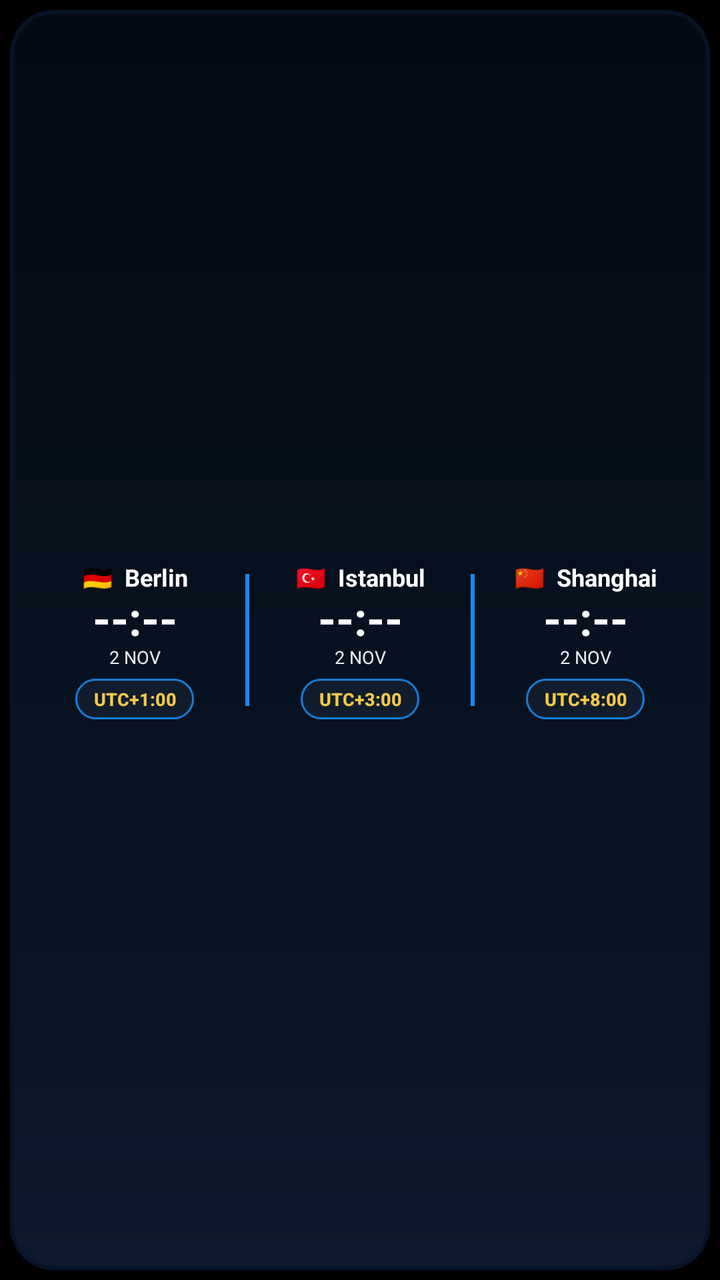
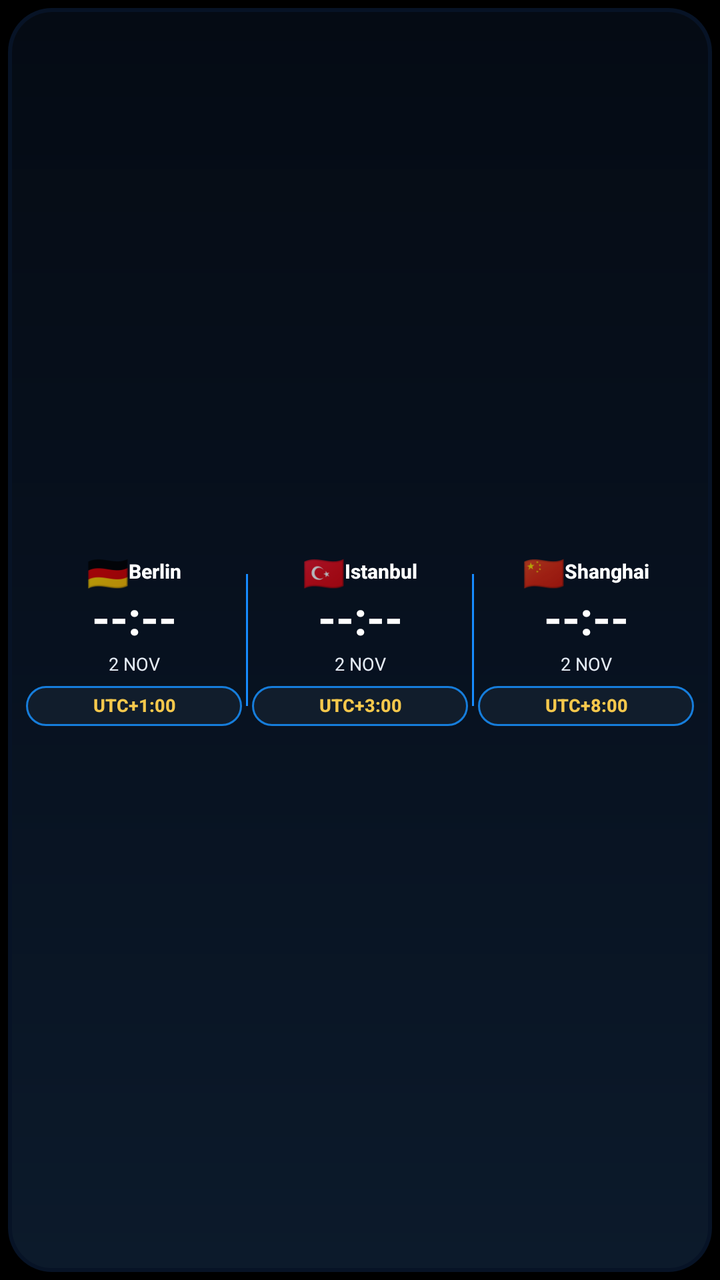

Compare the two renders of this Android layout. The source of the first and the diff that turns it into the second are given below.
<!-- AndroidManifest.xml: application theme android:Theme.Material.NoActionBar -->
<!-- res/layout/world_clock_widget.xml -->
<?xml version="1.0" encoding="utf-8"?>
<FrameLayout xmlns:android="http://schemas.android.com/apk/res/android"
    android:id="@+id/widget_root"
    android:layout_width="match_parent"
    android:layout_height="match_parent"
    android:background="#000000"
    android:padding="5dp">

    <LinearLayout
        android:layout_width="match_parent"
        android:layout_height="match_parent"
        android:orientation="horizontal"
        android:gravity="center"
        android:background="@drawable/widget_bg"
        android:paddingStart="7dp"
        android:paddingEnd="7dp"
        android:paddingTop="7dp"
        android:paddingBottom="7dp">

        <LinearLayout
            android:layout_width="0dp"
            android:layout_height="match_parent"
            android:layout_weight="1"
            android:orientation="vertical"
            android:gravity="center"
            android:paddingStart="2dp"
            android:paddingEnd="2dp">

            <TextView
                android:id="@+id/city_name_1"
                android:layout_width="match_parent"
                android:layout_height="wrap_content"
                android:text="🇩🇪  Berlin"
                android:textColor="#FFFFFF"
                android:textSize="12sp"
                android:textStyle="bold"
                android:fontFamily="sans-serif"
                android:gravity="center"
                android:maxLines="1"
                android:ellipsize="end" />

            <TextView
                android:id="@+id/city_time_1"
                android:layout_width="match_parent"
                android:layout_height="wrap_content"
                android:text="--:--"
                android:textColor="#FFFFFF"
                android:textSize="23sp"
                android:textStyle="bold"
                android:fontFamily="sans-serif"
                android:gravity="center"
                android:includeFontPadding="false" />

            <TextView
                android:id="@+id/city_date_1"
                android:layout_width="match_parent"
                android:layout_height="wrap_content"
                android:text="2 NOV"
                android:textColor="#E5ECF5"
                android:textSize="9sp"
                android:fontFamily="sans-serif"
                android:gravity="center"
                android:includeFontPadding="false" />

            <TextView
                android:id="@+id/city_zone_1"
                android:layout_width="wrap_content"
                android:layout_height="wrap_content"
                android:layout_marginTop="5dp"
                android:background="@drawable/widget_utc_capsule"
                android:paddingStart="9dp"
                android:paddingEnd="9dp"
                android:paddingTop="4dp"
                android:paddingBottom="4dp"
                android:text="UTC+1:00"
                android:textColor="#F5C84C"
                android:textSize="9sp"
                android:textStyle="bold"
                android:fontFamily="sans-serif-medium"
                android:gravity="center"
                android:maxLines="1" />
        </LinearLayout>

        <TextView
            android:layout_width="2dp"
            android:layout_height="66dp"
            android:background="#168CFF"
            android:text="" />

        <LinearLayout
            android:layout_width="0dp"
            android:layout_height="match_parent"
            android:layout_weight="1"
            android:orientation="vertical"
            android:gravity="center"
            android:paddingStart="2dp"
            android:paddingEnd="2dp">

            <TextView
                android:id="@+id/city_name_2"
                android:layout_width="match_parent"
                android:layout_height="wrap_content"
                android:text="🇹🇷  Istanbul"
                android:textColor="#FFFFFF"
                android:textSize="12sp"
                android:textStyle="bold"
                android:fontFamily="sans-serif"
                android:gravity="center"
                android:maxLines="1"
                android:ellipsize="end" />

            <TextView
                android:id="@+id/city_time_2"
                android:layout_width="match_parent"
                android:layout_height="wrap_content"
                android:text="--:--"
                android:textColor="#FFFFFF"
                android:textSize="23sp"
                android:textStyle="bold"
                android:fontFamily="sans-serif"
                android:gravity="center"
                android:includeFontPadding="false" />

            <TextView
                android:id="@+id/city_date_2"
                android:layout_width="match_parent"
                android:layout_height="wrap_content"
                android:text="2 NOV"
                android:textColor="#E5ECF5"
                android:textSize="9sp"
                android:fontFamily="sans-serif"
                android:gravity="center"
                android:includeFontPadding="false" />

            <TextView
                android:id="@+id/city_zone_2"
                android:layout_width="wrap_content"
                android:layout_height="wrap_content"
                android:layout_marginTop="5dp"
                android:background="@drawable/widget_utc_capsule"
                android:paddingStart="9dp"
                android:paddingEnd="9dp"
                android:paddingTop="4dp"
                android:paddingBottom="4dp"
                android:text="UTC+3:00"
                android:textColor="#F5C84C"
                android:textSize="9sp"
                android:textStyle="bold"
                android:fontFamily="sans-serif-medium"
                android:gravity="center"
                android:maxLines="1" />
        </LinearLayout>

        <TextView
            android:layout_width="2dp"
            android:layout_height="66dp"
            android:background="#168CFF"
            android:text="" />

        <LinearLayout
            android:layout_width="0dp"
            android:layout_height="match_parent"
            android:layout_weight="1"
            android:orientation="vertical"
            android:gravity="center"
            android:paddingStart="2dp"
            android:paddingEnd="2dp">

            <TextView
                android:id="@+id/city_name_3"
                android:layout_width="match_parent"
                android:layout_height="wrap_content"
                android:text="🇨🇳  Shanghai"
                android:textColor="#FFFFFF"
                android:textSize="12sp"
                android:textStyle="bold"
                android:fontFamily="sans-serif"
                android:gravity="center"
                android:maxLines="1"
                android:ellipsize="end" />

            <TextView
                android:id="@+id/city_time_3"
                android:layout_width="match_parent"
                android:layout_height="wrap_content"
                android:text="--:--"
                android:textColor="#FFFFFF"
                android:textSize="23sp"
                android:textStyle="bold"
                android:fontFamily="sans-serif"
                android:gravity="center"
                android:includeFontPadding="false" />

            <TextView
                android:id="@+id/city_date_3"
                android:layout_width="match_parent"
                android:layout_height="wrap_content"
                android:text="2 NOV"
                android:textColor="#E5ECF5"
                android:textSize="9sp"
                android:fontFamily="sans-serif"
                android:gravity="center"
                android:includeFontPadding="false" />

            <TextView
                android:id="@+id/city_zone_3"
                android:layout_width="wrap_content"
                android:layout_height="wrap_content"
                android:layout_marginTop="5dp"
                android:background="@drawable/widget_utc_capsule"
                android:paddingStart="9dp"
                android:paddingEnd="9dp"
                android:paddingTop="4dp"
                android:paddingBottom="4dp"
                android:text="UTC+8:00"
                android:textColor="#F5C84C"
                android:textSize="9sp"
                android:textStyle="bold"
                android:fontFamily="sans-serif-medium"
                android:gravity="center"
                android:maxLines="1" />
        </LinearLayout>
    </LinearLayout>
</FrameLayout>
<!-- resources referenced by this layout -->
<resources>
  <!-- drawable widget_bg (drawable) -->
  <?xml version="1.0" encoding="utf-8"?>
  <layer-list xmlns:android="http://schemas.android.com/apk/res/android">
      <item>
          <shape android:shape="rectangle">
              <solid android:color="#071326" />
              <corners android:radius="22dp" />
          </shape>
      </item>
      <item android:left="2dp" android:top="2dp" android:right="2dp" android:bottom="2dp">
          <shape android:shape="rectangle">
              <gradient android:angle="90" android:startColor="#0C1A2B"
                  android:centerColor="#07111F" android:endColor="#050B14" />
              <corners android:radius="20dp" />
          </shape>
      </item>
  </layer-list>
  <!-- drawable widget_utc_capsule (drawable) -->
  <?xml version="1.0" encoding="utf-8"?>
  <shape xmlns:android="http://schemas.android.com/apk/res/android" android:shape="rectangle">
      <solid android:color="#111D2C" />
      <corners android:radius="10dp" />
      <stroke android:width="1dp" android:color="#167DDB" />
  </shape>
</resources>

<!-- the commit's change to res/layout/world_clock_widget.xml (unified diff, before → after) -->
@@ -4,7 +4,7 @@
     android:layout_width="match_parent"
     android:layout_height="match_parent"
     android:background="#000000"
-    android:padding="5dp">
+    android:padding="4dp">
 
     <LinearLayout
         android:layout_width="match_parent"
@@ -14,8 +14,8 @@
         android:background="@drawable/widget_bg"
         android:paddingStart="7dp"
         android:paddingEnd="7dp"
-        android:paddingTop="7dp"
-        android:paddingBottom="7dp">
+        android:paddingTop="5dp"
+        android:paddingBottom="5dp">
 
         <LinearLayout
             android:layout_width="0dp"
@@ -26,66 +26,21 @@
             android:paddingStart="2dp"
             android:paddingEnd="2dp">
 
-            <TextView
-                android:id="@+id/city_name_1"
+            <LinearLayout
                 android:layout_width="match_parent"
-                android:layout_height="wrap_content"
-                android:text="🇩🇪  Berlin"
-                android:textColor="#FFFFFF"
-                android:textSize="12sp"
-                android:textStyle="bold"
-                android:fontFamily="sans-serif"
-                android:gravity="center"
-                android:maxLines="1"
-                android:ellipsize="end" />
+                android:layout_height="18dp"
+                android:orientation="horizontal"
+                android:gravity="center">
+                <TextView android:id="@+id/city_flag_1" android:layout_width="wrap_content" android:layout_height="match_parent" android:gravity="center" android:text="🇩🇪" android:textSize="17sp" android:includeFontPadding="false"/>
+                <TextView android:id="@+id/city_name_1" android:layout_width="wrap_content" android:layout_height="match_parent" android:gravity="center" android:text="Berlin" android:textColor="#FFFFFF" android:textSize="10sp" android:textStyle="bold" android:fontFamily="sans-serif-medium" android:maxLines="1" android:ellipsize="end" android:includeFontPadding="false"/>
+            </LinearLayout>
 
-            <TextView
-                android:id="@+id/city_time_1"
-                android:layout_width="match_parent"
-                android:layout_height="wrap_content"
-                android:text="--:--"
-                android:textColor="#FFFFFF"
-                android:textSize="23sp"
-                android:textStyle="bold"
-                android:fontFamily="sans-serif"
-                android:gravity="center"
-                android:includeFontPadding="false" />
-
-            <TextView
-                android:id="@+id/city_date_1"
-                android:layout_width="match_parent"
-                android:layout_height="wrap_content"
-                android:text="2 NOV"
-                android:textColor="#E5ECF5"
-                android:textSize="9sp"
-                android:fontFamily="sans-serif"
-                android:gravity="center"
-                android:includeFontPadding="false" />
-
-            <TextView
-                android:id="@+id/city_zone_1"
-                android:layout_width="wrap_content"
-                android:layout_height="wrap_content"
-                android:layout_marginTop="5dp"
-                android:background="@drawable/widget_utc_capsule"
-                android:paddingStart="9dp"
-                android:paddingEnd="9dp"
-                android:paddingTop="4dp"
-                android:paddingBottom="4dp"
-                android:text="UTC+1:00"
-                android:textColor="#F5C84C"
-                android:textSize="9sp"
-                android:textStyle="bold"
-                android:fontFamily="sans-serif-medium"
-                android:gravity="center"
-                android:maxLines="1" />
+            <TextView android:id="@+id/city_time_1" android:layout_width="match_parent" android:layout_height="30dp" android:gravity="center" android:text="--:--" android:textColor="#FFFFFF" android:textSize="23sp" android:textStyle="bold" android:fontFamily="sans-serif" android:includeFontPadding="false"/>
+            <TextView android:id="@+id/city_date_1" android:layout_width="match_parent" android:layout_height="15dp" android:gravity="center" android:text="2 NOV" android:textColor="#E5ECF5" android:textSize="9sp" android:fontFamily="sans-serif" android:includeFontPadding="false"/>
+            <TextView android:id="@+id/city_zone_1" android:layout_width="match_parent" android:layout_height="20dp" android:layout_marginTop="3dp" android:background="@drawable/widget_utc_capsule" android:gravity="center" android:text="UTC+1:00" android:textColor="#F5C84C" android:textSize="9sp" android:textStyle="bold" android:fontFamily="sans-serif-medium" android:includeFontPadding="false" android:maxLines="1"/>
         </LinearLayout>
 
-        <TextView
-            android:layout_width="2dp"
-            android:layout_height="66dp"
-            android:background="#168CFF"
-            android:text="" />
+        <View android:layout_width="1dp" android:layout_height="66dp" android:background="#168CFF"/>
 
         <LinearLayout
             android:layout_width="0dp"
@@ -96,66 +51,17 @@
             android:paddingStart="2dp"
             android:paddingEnd="2dp">
 
-            <TextView
-                android:id="@+id/city_name_2"
-                android:layout_width="match_parent"
-                android:layout_height="wrap_content"
-                android:text="🇹🇷  Istanbul"
-                android:textColor="#FFFFFF"
-                android:textSize="12sp"
-                android:textStyle="bold"
-                android:fontFamily="sans-serif"
-                android:gravity="center"
-                android:maxLines="1"
-                android:ellipsize="end" />
+            <LinearLayout android:layout_width="match_parent" android:layout_height="18dp" android:orientation="horizontal" android:gravity="center">
+                <TextView android:id="@+id/city_flag_2" android:layout_width="wrap_content" android:layout_height="match_parent" android:gravity="center" android:text="🇹🇷" android:textSize="17sp" android:includeFontPadding="false"/>
+                <TextView android:id="@+id/city_name_2" android:layout_width="wrap_content" android:layout_height="match_parent" android:gravity="center" android:text="Istanbul" android:textColor="#FFFFFF" android:textSize="10sp" android:textStyle="bold" android:fontFamily="sans-serif-medium" android:maxLines="1" android:ellipsize="end" android:includeFontPadding="false"/>
+            </LinearLayout>
 
-            <TextView
-                android:id="@+id/city_time_2"
-                android:layout_width="match_parent"
-                android:layout_height="wrap_content"
-                android:text="--:--"
-                android:textColor="#FFFFFF"
-                android:textSize="23sp"
-                android:textStyle="bold"
-                android:fontFamily="sans-serif"
-                android:gravity="center"
-                android:includeFontPadding="false" />
-
-            <TextView
-                android:id="@+id/city_date_2"
-                android:layout_width="match_parent"
-                android:layout_height="wrap_content"
-                android:text="2 NOV"
-                android:textColor="#E5ECF5"
-                android:textSize="9sp"
-                android:fontFamily="sans-serif"
-                android:gravity="center"
-                android:includeFontPadding="false" />
-
-            <TextView
-                android:id="@+id/city_zone_2"
-                android:layout_width="wrap_content"
-                android:layout_height="wrap_content"
-                android:layout_marginTop="5dp"
-                android:background="@drawable/widget_utc_capsule"
-                android:paddingStart="9dp"
-                android:paddingEnd="9dp"
-                android:paddingTop="4dp"
-                android:paddingBottom="4dp"
-                android:text="UTC+3:00"
-                android:textColor="#F5C84C"
-                android:textSize="9sp"
-                android:textStyle="bold"
-                android:fontFamily="sans-serif-medium"
-                android:gravity="center"
-                android:maxLines="1" />
+            <TextView android:id="@+id/city_time_2" android:layout_width="match_parent" android:layout_height="30dp" android:gravity="center" android:text="--:--" android:textColor="#FFFFFF" android:textSize="23sp" android:textStyle="bold" android:fontFamily="sans-serif" android:includeFontPadding="false"/>
+            <TextView android:id="@+id/city_date_2" android:layout_width="match_parent" android:layout_height="15dp" android:gravity="center" android:text="2 NOV" android:textColor="#E5ECF5" android:textSize="9sp" android:fontFamily="sans-serif" android:includeFontPadding="false"/>
+            <TextView android:id="@+id/city_zone_2" android:layout_width="match_parent" android:layout_height="20dp" android:layout_marginTop="3dp" android:background="@drawable/widget_utc_capsule" android:gravity="center" android:text="UTC+3:00" android:textColor="#F5C84C" android:textSize="9sp" android:textStyle="bold" android:fontFamily="sans-serif-medium" android:includeFontPadding="false" android:maxLines="1"/>
         </LinearLayout>
 
-        <TextView
-            android:layout_width="2dp"
-            android:layout_height="66dp"
-            android:background="#168CFF"
-            android:text="" />
+        <View android:layout_width="1dp" android:layout_height="66dp" android:background="#168CFF"/>
 
         <LinearLayout
             android:layout_width="0dp"
@@ -166,59 +72,14 @@
             android:paddingStart="2dp"
             android:paddingEnd="2dp">
 
-            <TextView
-                android:id="@+id/city_name_3"
-                android:layout_width="match_parent"
-                android:layout_height="wrap_content"
-                android:text="🇨🇳  Shanghai"
-                android:textColor="#FFFFFF"
-                android:textSize="12sp"
-                android:textStyle="bold"
-                android:fontFamily="sans-serif"
-                android:gravity="center"
-                android:maxLines="1"
-                android:ellipsize="end" />
+            <LinearLayout android:layout_width="match_parent" android:layout_height="18dp" android:orientation="horizontal" android:gravity="center">
+                <TextView android:id="@+id/city_flag_3" android:layout_width="wrap_content" android:layout_height="match_parent" android:gravity="center" android:text="🇨🇳" android:textSize="17sp" android:includeFontPadding="false"/>
+                <TextView android:id="@+id/city_name_3" android:layout_width="wrap_content" android:layout_height="match_parent" android:gravity="center" android:text="Shanghai" android:textColor="#FFFFFF" android:textSize="10sp" android:textStyle="bold" android:fontFamily="sans-serif-medium" android:maxLines="1" android:ellipsize="end" android:includeFontPadding="false"/>
+            </LinearLayout>
 
-            <TextView
-                android:id="@+id/city_time_3"
-                android:layout_width="match_parent"
-                android:layout_height="wrap_content"
-                android:text="--:--"
-                android:textColor="#FFFFFF"
-                android:textSize="23sp"
-                android:textStyle="bold"
-                android:fontFamily="sans-serif"
-                android:gravity="center"
-                android:includeFontPadding="false" />
-
-            <TextView
-                android:id="@+id/city_date_3"
-                android:layout_width="match_parent"
-                android:layout_height="wrap_content"
-                android:text="2 NOV"
-                android:textColor="#E5ECF5"
-                android:textSize="9sp"
-                android:fontFamily="sans-serif"
-                android:gravity="center"
-                android:includeFontPadding="false" />
-
-            <TextView
-                android:id="@+id/city_zone_3"
-                android:layout_width="wrap_content"
-                android:layout_height="wrap_content"
-                android:layout_marginTop="5dp"
-                android:background="@drawable/widget_utc_capsule"
-                android:paddingStart="9dp"
-                android:paddingEnd="9dp"
-                android:paddingTop="4dp"
-                android:paddingBottom="4dp"
-                android:text="UTC+8:00"
-                android:textColor="#F5C84C"
-                android:textSize="9sp"
-                android:textStyle="bold"
-                android:fontFamily="sans-serif-medium"
-                android:gravity="center"
-                android:maxLines="1" />
+            <TextView android:id="@+id/city_time_3" android:layout_width="match_parent" android:layout_height="30dp" android:gravity="center" android:text="--:--" android:textColor="#FFFFFF" android:textSize="23sp" android:textStyle="bold" android:fontFamily="sans-serif" android:includeFontPadding="false"/>
+            <TextView android:id="@+id/city_date_3" android:layout_width="match_parent" android:layout_height="15dp" android:gravity="center" android:text="2 NOV" android:textColor="#E5ECF5" android:textSize="9sp" android:fontFamily="sans-serif" android:includeFontPadding="false"/>
+            <TextView android:id="@+id/city_zone_3" android:layout_width="match_parent" android:layout_height="20dp" android:layout_marginTop="3dp" android:background="@drawable/widget_utc_capsule" android:gravity="center" android:text="UTC+8:00" android:textColor="#F5C84C" android:textSize="9sp" android:textStyle="bold" android:fontFamily="sans-serif-medium" android:includeFontPadding="false" android:maxLines="1"/>
         </LinearLayout>
     </LinearLayout>
 </FrameLayout>
